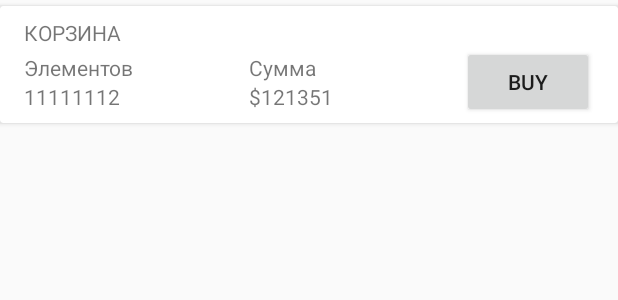
After one commit to kresik3/DemoProject, an Android app: the layout layout_basket_bottom_sheet.xml on its own in the app's theme, with its tools: preview values and no code run, on a phone screen of 412 x 824 dp. The commit adds this screen. Shown: the top 300 px of the screen. Run offline under Robolectric (Android 15) with nearby library versions, the phone set to English and light mode, and no system bars; network calls fail.

Commit message:
[DEV]: Added a summery view for the basket screen

```diff
--- a/main/src/main/java/com/krasovsky/dima/demoproject/main/view/fragment/BasketFragment.kt
+++ b/main/src/main/java/com/krasovsky/dima/demoproject/main/view/fragment/BasketFragment.kt
@@ -19,8 +19,11 @@ import android.support.v7.widget.LinearLayoutManager
 import android.widget.LinearLayout.VERTICAL
 import com.krasovsky.dima.demoproject.main.list.diffutil.BasketDiffUtil
 import com.krasovsky.dima.demoproject.main.list.recyclerview.BasketAdapter
+import com.krasovsky.dima.demoproject.main.util.price.PriceUtil
 import com.krasovsky.dima.demoproject.storage.model.basket.BasketItemModel
+import com.krasovsky.dima.demoproject.storage.model.basket.BasketModel
 import kotlinx.android.synthetic.main.fragment_basket.*
+import kotlinx.android.synthetic.main.layout_basket_bottom_sheet.*
 
 
 class BasketFragment : ToolbarFragment(), BasketAdapter.OnClickBasketListener {
@@ -30,6 +33,7 @@ class BasketFragment : ToolbarFragment(), BasketAdapter.OnClickBasketListener {
     private val model: BasketViewModel by lazy {
         ViewModelProviders.of(this).get(BasketViewModel::class.java)
     }
+    private val priceUtil: PriceUtil by lazy { PriceUtil() }
 
     override fun onCreateView(inflater: LayoutInflater, container: ViewGroup?,
                               savedInstanceState: Bundle?): View? {
@@ -63,6 +67,7 @@ class BasketFragment : ToolbarFragment(), BasketAdapter.OnClickBasketListener {
 
     private fun observeBasket() {
         model.basket.observe(this, Observer {
+            initBottomSheetBasket(it)
             val adapter = basket_list.adapter as BasketAdapter
             val productDiffUtilCallback = BasketDiffUtil(adapter.array, it?.items)
             val productDiffResult = DiffUtil.calculateDiff(productDiffUtilCallback)
@@ -72,6 +77,17 @@ class BasketFragment : ToolbarFragment(), BasketAdapter.OnClickBasketListener {
         })
     }
 
+    private fun initBottomSheetBasket(model: BasketModel?) {
+        if (model == null) return
+        if (model.items.size == 0) {
+            include_layout_basket.visibility = View.GONE
+        } else {
+            include_layout_basket.visibility = View.VISIBLE
+            basket_count.text = model.totalCount.toString()
+            basket_total_price.text = priceUtil.parseToPrice(model.totalPrice)
+        }
+    }
+
     private fun observeDeleteItem() {
         model.deletedCount.observe(this, Observer {
             (context as AppCompatActivity? as IActionCommand).sendCommand(AddBasketBadgeAction(it!!))
--- a/main/src/main/res/layout/fragment_basket.xml
+++ b/main/src/main/res/layout/fragment_basket.xml
@@ -18,4 +18,12 @@
         app:layout_constraintStart_toStartOf="parent"
         app:layout_constraintTop_toTopOf="parent" />
 
+    <include
+        android:id="@+id/include_layout_basket"
+        layout="@layout/layout_basket_bottom_sheet"
+        android:layout_width="match_parent"
+        android:layout_height="wrap_content"
+        android:visibility="gone"
+        app:layout_constraintBottom_toBottomOf="parent" />
+
 </android.support.design.widget.CoordinatorLayout>
--- /dev/null
+++ b/main/src/main/res/layout/layout_basket_bottom_sheet.xml
@@ -0,0 +1,71 @@
+<?xml version="1.0" encoding="utf-8"?>
+<android.support.v7.widget.CardView xmlns:android="http://schemas.android.com/apk/res/android"
+    xmlns:app="http://schemas.android.com/apk/res-auto"
+    xmlns:tools="http://schemas.android.com/tools"
+    android:layout_width="match_parent"
+    android:layout_height="wrap_content"
+    android:layout_marginTop="@dimen/base_space_1_2x">
+
+    <android.support.constraint.ConstraintLayout
+        android:layout_width="match_parent"
+        android:layout_height="wrap_content">
+
+        <android.support.v7.widget.AppCompatTextView
+            android:id="@+id/bottom_basket_title"
+            android:layout_width="wrap_content"
+            android:layout_height="wrap_content"
+            android:layout_marginStart="@dimen/base_space_2x"
+            android:layout_marginTop="@dimen/base_space"
+            android:text="@string/basket_title"
+            app:layout_constraintStart_toStartOf="parent"
+            app:layout_constraintTop_toTopOf="parent"
+            app:textAllCaps="true" />
+
+        <android.support.v7.widget.AppCompatTextView
+            android:id="@+id/basket_label_count"
+            android:layout_width="wrap_content"
+            android:layout_height="wrap_content"
+            android:layout_marginTop="@dimen/base_space_1_2x"
+            android:text="@string/basket_label_count"
+            app:layout_constraintStart_toStartOf="@+id/bottom_basket_title"
+            app:layout_constraintTop_toBottomOf="@+id/bottom_basket_title" />
+
+        <android.support.v7.widget.AppCompatTextView
+            android:id="@+id/basket_count"
+            android:layout_width="wrap_content"
+            android:layout_height="wrap_content"
+            app:layout_constraintStart_toStartOf="@+id/basket_label_count"
+            app:layout_constraintTop_toBottomOf="@+id/basket_label_count"
+            tools:text="11111112" />
+
+        <android.support.v7.widget.AppCompatTextView
+            android:id="@+id/basket_label_total_price"
+            android:layout_width="wrap_content"
+            android:layout_height="wrap_content"
+            android:text="@string/basket_label_total_price"
+            app:layout_constraintBottom_toTopOf="@+id/basket_total_price"
+            app:layout_constraintStart_toStartOf="@+id/basket_total_price" />
+
+        <android.support.v7.widget.AppCompatTextView
+            android:id="@+id/basket_total_price"
+            android:layout_width="wrap_content"
+            android:layout_height="wrap_content"
+            android:layout_marginBottom="@dimen/base_space"
+            app:layout_constraintBottom_toBottomOf="parent"
+            app:layout_constraintEnd_toStartOf="@+id/btn_buy"
+            app:layout_constraintStart_toEndOf="@+id/basket_count"
+            app:layout_constraintTop_toTopOf="@+id/basket_count"
+            tools:text="$121351" />
+
+        <android.support.v7.widget.AppCompatButton
+            android:id="@+id/btn_buy"
+            android:layout_width="wrap_content"
+            android:layout_height="wrap_content"
+            android:layout_marginEnd="@dimen/base_space_2x"
+            android:text="@string/buy"
+            app:layout_constraintBottom_toBottomOf="@+id/basket_total_price"
+            app:layout_constraintEnd_toEndOf="parent"
+            app:layout_constraintTop_toTopOf="@+id/basket_label_total_price" />
+
+    </android.support.constraint.ConstraintLayout>
+</android.support.v7.widget.CardView>
--- a/main/src/main/res/values/strings.xml
+++ b/main/src/main/res/values/strings.xml
@@ -1,4 +1,6 @@
 <resources>
+
+    <string name="buy">Buy</string>
 
     <!--menu_navigation-->
     <string name="menu_navigation_menu">Меню</string>
@@ -25,4 +27,9 @@
     <!--dish screen-->
     <string name="dish_add_basket">В карзину</string>
 
+    <!--basket screen-->
+    <string name="basket_label_count">Элементов</string>
+    <string name="basket_label_total_price">Сумма</string>
+    <string name="basket_title">Корзина</string>
+
 </resources>
```
